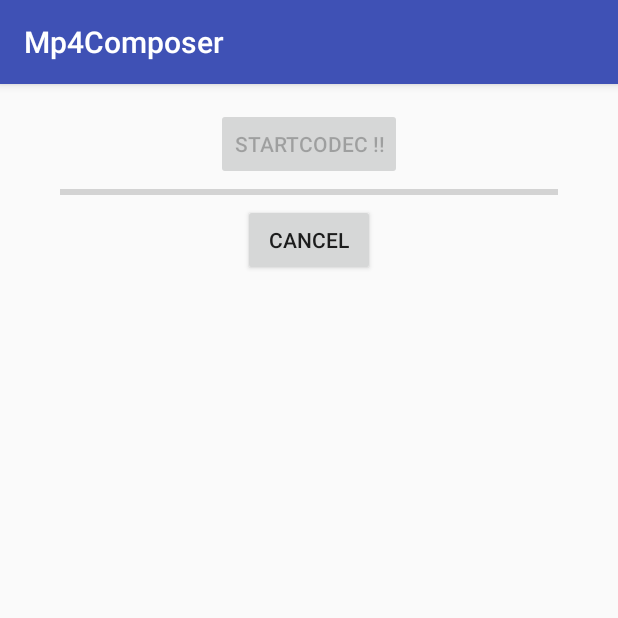
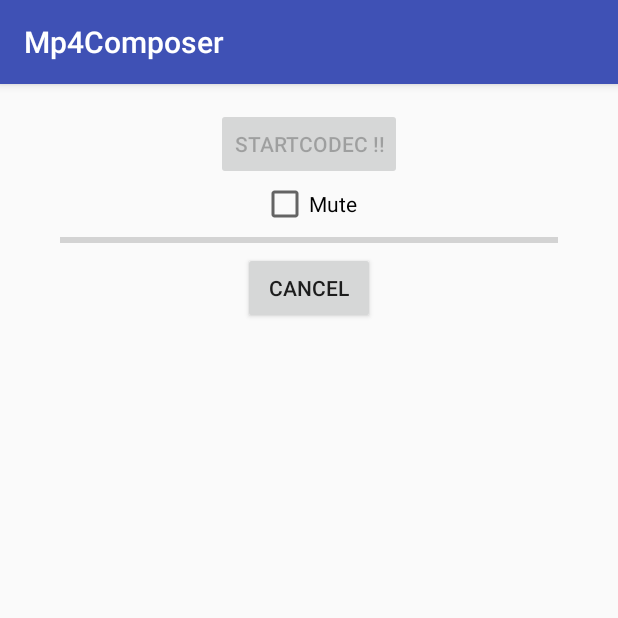
Before and after one commit to MasayukiSuda/Mp4Composer-android, an Android app: the screen it shows after launch (MainActivity), on a phone screen of 412 x 824 dp, the top half of it. Run offline under Robolectric (Android 15) with nearby library versions, the phone set to English and light mode, and no system bars; pictures from the network do not load.

Commit message:
added mute option

```diff
--- a/sample/src/main/java/com/daasuu/sample/MainActivity.java
+++ b/sample/src/main/java/com/daasuu/sample/MainActivity.java
@@ -16,6 +16,7 @@ import android.support.v7.app.AppCompatActivity;
 import android.util.Log;
 import android.view.View;
 import android.widget.AdapterView;
+import android.widget.CheckBox;
 import android.widget.ListView;
 import android.widget.ProgressBar;
 import android.widget.Toast;
@@ -46,15 +47,20 @@ public class MainActivity extends AppCompatActivity {
     private Mp4Composer mp4Composer;
     private Bitmap bitmap;
 
+    private CheckBox muteCheckBox;
+
     @Override
     protected void onCreate(Bundle savedInstanceState) {
         super.onCreate(savedInstanceState);
         setContentView(R.layout.activity_main);
 
+        muteCheckBox = findViewById(R.id.mute_check_box);
+
         findViewById(R.id.start_codec_button).setOnClickListener(v -> {
             v.setEnabled(false);
             startCodec();
         });
+
         findViewById(R.id.cancel_button).setOnClickListener(v -> {
             if (mp4Composer != null) {
                 mp4Composer.cancel();
@@ -101,12 +107,15 @@ public class MainActivity extends AppCompatActivity {
         final ProgressBar progressBar = findViewById(R.id.progress_bar);
         progressBar.setMax(100);
 
+        boolean mute = muteCheckBox.isChecked();
+
         mp4Composer = null;
         mp4Composer = new Mp4Composer(videoItem.getPath(), videoPath)
                 // .rotation(Rotation.ROTATION_270)
                 //.size(720, 1280)
                 .fillMode(FillMode.PRESERVE_ASPECT_FIT)
                 .filter(new GlLutFilter(bitmap))
+                .mute(mute)
                 .listener(new Mp4Composer.Listener() {
                     @Override
                     public void onProgress(double progress) {
--- a/sample/src/main/res/layout/activity_main.xml
+++ b/sample/src/main/res/layout/activity_main.xml
@@ -12,6 +12,13 @@
         android:layout_gravity="center_horizontal"
         android:enabled="false"
         android:text="startCodec !!" />
+
+    <CheckBox
+        android:id="@+id/mute_check_box"
+        android:layout_width="wrap_content"
+        android:layout_height="wrap_content"
+        android:layout_gravity="center_horizontal"
+        android:text="Mute" />
 
     <ProgressBar
         android:id="@+id/progress_bar"
```
Also changed, not shown: mp4compose/src/main/java/com/daasuu/mp4compose/composer/Mp4Composer.java (+7 -0 lines), mp4compose/src/main/java/com/daasuu/mp4compose/composer/Mp4ComposerEngine.java (+12 -12 lines).
